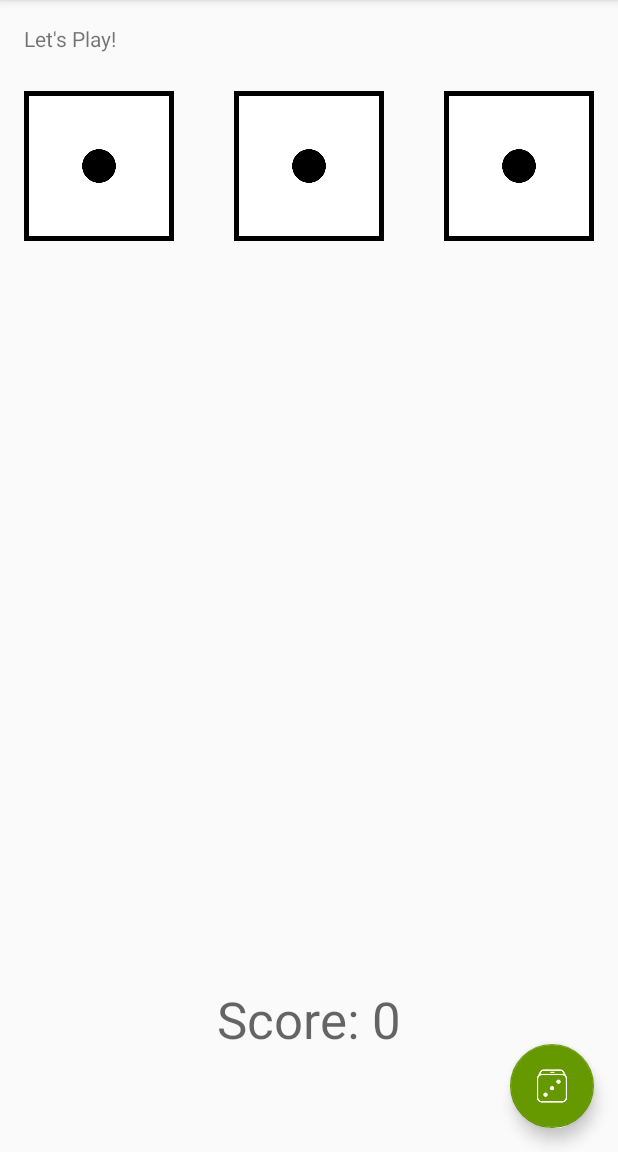
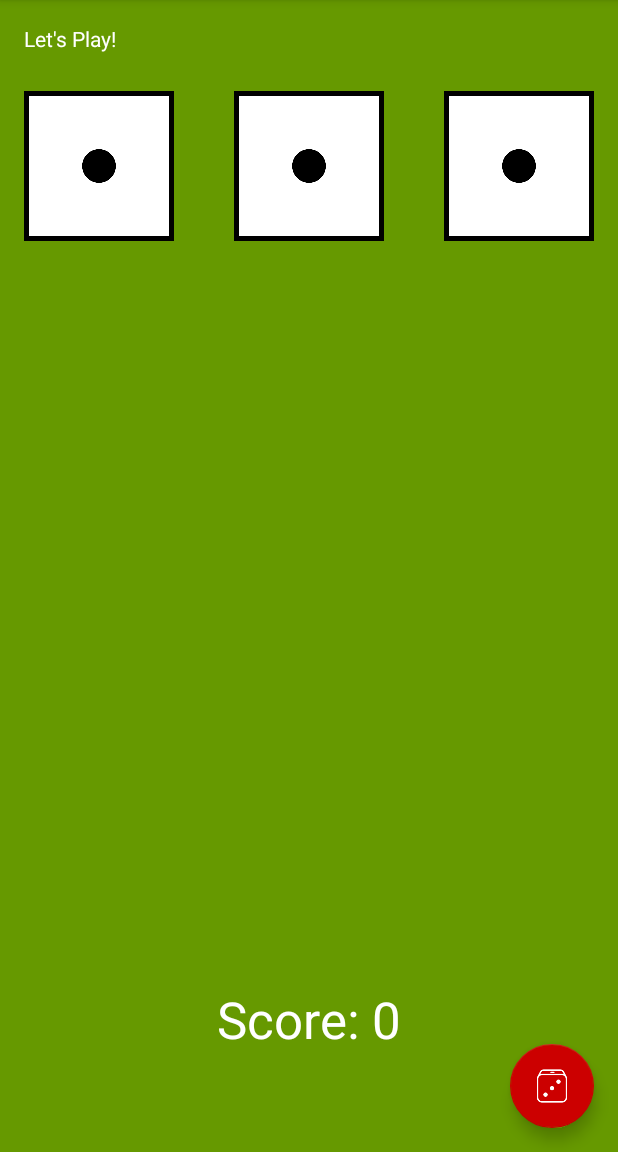
Before and after one commit to kokaza/RelearnAndroidBasics, an Android app: the screen it shows after launch (MainActivity), on a phone screen of 412 x 824 dp, the part 84-1236 px from its top. Run offline under Robolectric (Android 15) with nearby library versions, the phone set to English and light mode, and no system bars.

Commit message:
Changed stlying of the app using the material design colors

```diff
--- a/DiceOut/app/src/main/res/layout/activity_main.xml
+++ b/DiceOut/app/src/main/res/layout/activity_main.xml
@@ -28,7 +28,7 @@
         android:layout_gravity="bottom|end"
         android:layout_margin="@dimen/fab_margin"
         app:srcCompat="@drawable/dice_100px"
-        app:backgroundTint="@android:color/holo_green_dark" />
+        app:backgroundTint="@android:color/holo_red_dark" />
 
     <include layout="@layout/content_main" />
 
--- a/DiceOut/app/src/main/res/layout/content_main.xml
+++ b/DiceOut/app/src/main/res/layout/content_main.xml
@@ -11,13 +11,15 @@
     android:paddingTop="@dimen/activity_vertical_margin"
     app:layout_behavior="@string/appbar_scrolling_view_behavior"
     tools:context="com.example.diceout.MainActivity"
-    tools:showIn="@layout/activity_main">
+    tools:showIn="@layout/activity_main"
+    android:background="@android:color/holo_green_dark">
 
     <TextView
         android:id="@+id/rollResult"
         android:layout_width="wrap_content"
         android:layout_height="wrap_content"
-        android:text="Let's Play!" />
+        android:text="Let's Play!"
+        android:textColor="@android:color/background_light" />
 
     <ImageView
         android:layout_width="100dp"
@@ -54,5 +56,6 @@
         android:layout_centerHorizontal="true"
         android:text="Score: 0"
         android:layout_marginBottom="50dp"
-        android:textAppearance="@style/TextAppearance.AppCompat.Display1" />
+        android:textAppearance="@style/TextAppearance.AppCompat.Display1"
+        android:textColor="@android:color/background_light" />
 </RelativeLayout>
```
